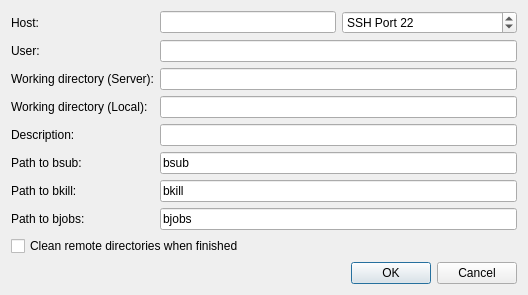
xtalopt/XtalOpt, file src/globalsearch/queueinterfaces/lsfdialog.ui: the form before one commit.
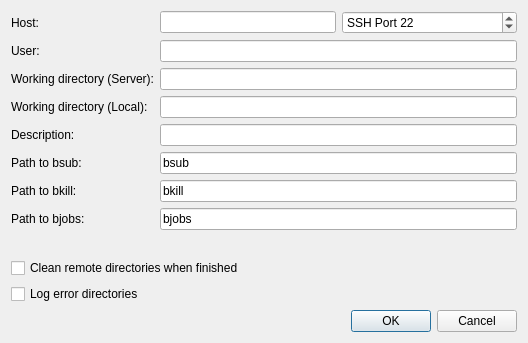
The form after the commit.

Commit message: Added error logging capabilities to the other queue interfaces as well.

```diff
--- a/src/globalsearch/queueinterfaces/lsfdialog.ui
+++ b/src/globalsearch/queueinterfaces/lsfdialog.ui
@@ -7,7 +7,7 @@
     <x>0</x>
     <y>0</y>
     <width>528</width>
-    <height>245</height>
+    <height>343</height>
    </rect>
   </property>
   <property name="sizePolicy">
@@ -229,7 +229,7 @@
      </property>
     </widget>
    </item>
-   <item row="10" column="3">
+   <item row="11" column="3">
     <widget class="QDialogButtonBox" name="buttonBox">
      <property name="orientation">
       <enum>Qt::Horizontal</enum>
@@ -259,6 +259,16 @@
      </property>
     </widget>
    </item>
+   <item row="10" column="0">
+    <widget class="QCheckBox" name="cb_logErrorDirs">
+     <property name="toolTip">
+      <string>&lt;html&gt;&lt;head/&gt;&lt;body&gt;&lt;p&gt;Leaves a copy of a directory in which an error occurred in &amp;lt;local_path&amp;gt;/errorDirs.&lt;/p&gt;&lt;p&gt;This can help when figuring out why an xtal fails when submitted.&lt;/p&gt;&lt;p&gt;Only keeps one copy for each xtal directory (so if an error occurred in 00001x00001 twice, the first error directory would have been overwritten by the second)&lt;/p&gt;&lt;/body&gt;&lt;/html&gt;</string>
+     </property>
+     <property name="text">
+      <string>Log error directories</string>
+     </property>
+    </widget>
+   </item>
   </layout>
  </widget>
  <tabstops>
```
Left out of the diff: 20 changed lines with no effect on the pictures. The commit also changes 12 other files.
